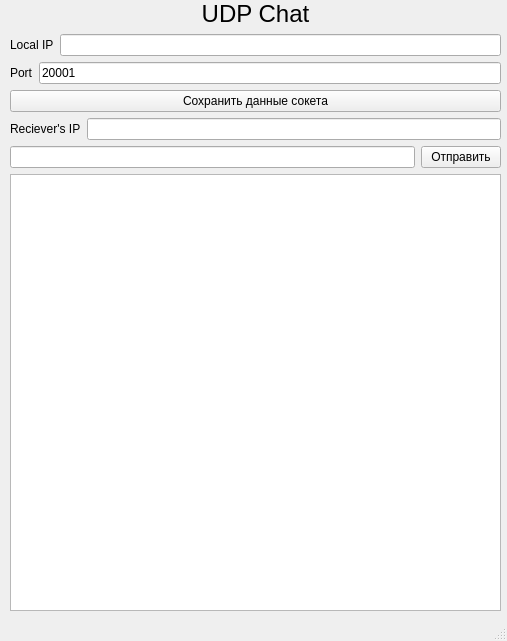
Above: client.ui from Yarosvet/udp_chat before the change. Below: the same form after it.
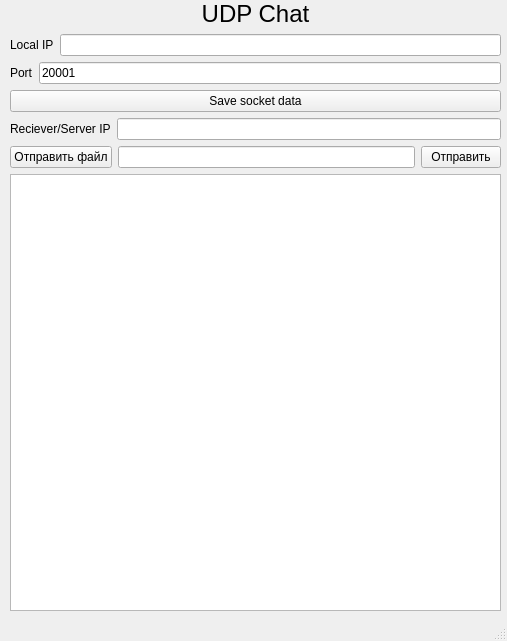
That is the form after the change.

```diff
--- a/client.ui
+++ b/client.ui
@@ -110,7 +110,7 @@
      <item>
       <widget class="QPushButton" name="pushButton_2">
        <property name="text">
-        <string>Сохранить данные сокета</string>
+        <string>Save socket data</string>
        </property>
       </widget>
      </item>
@@ -125,7 +125,7 @@
        <item>
         <widget class="QLabel" name="label_4">
          <property name="text">
-          <string>Reciever's IP</string>
+          <string>Reciever/Server IP</string>
          </property>
          <property name="margin">
           <number>5</number>
@@ -140,7 +140,18 @@
      <item>
       <layout class="QHBoxLayout" name="horizontalLayout">
        <item>
-        <widget class="QLineEdit" name="lineEdit"/>
+        <widget class="QPushButton" name="send_file">
+         <property name="text">
+          <string>Отправить файл</string>
+         </property>
+        </widget>
+       </item>
+       <item>
+        <widget class="QLineEdit" name="lineEdit">
+         <property name="text">
+          <string/>
+         </property>
+        </widget>
        </item>
        <item>
         <widget class="QPushButton" name="pushButton">
```
